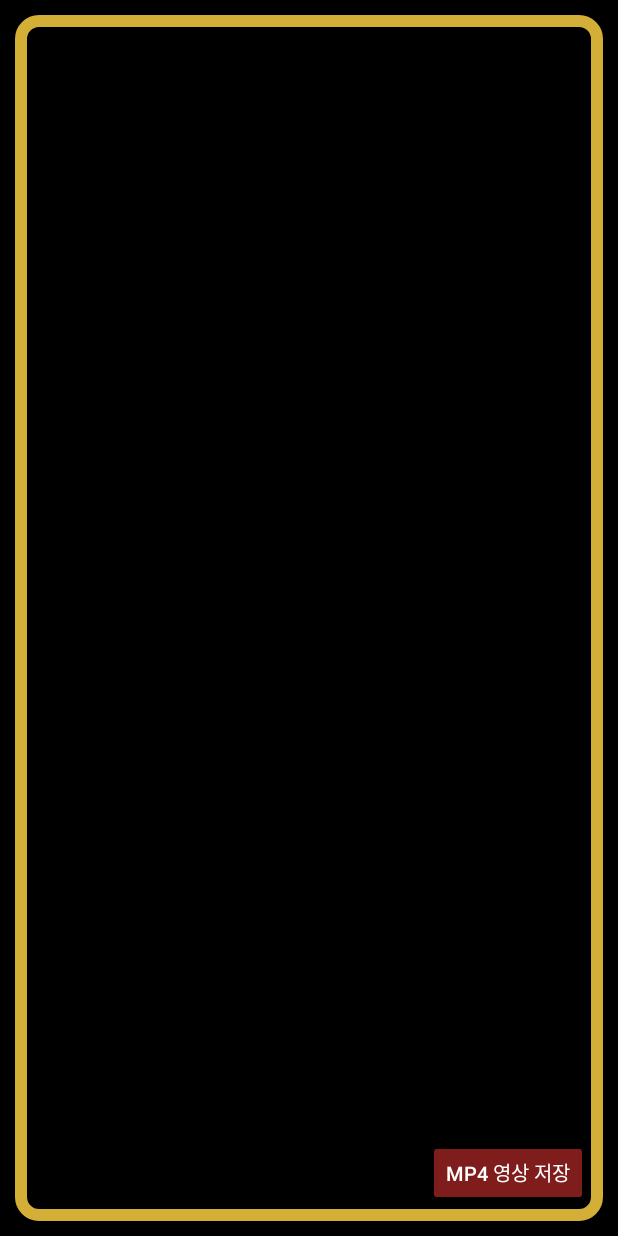
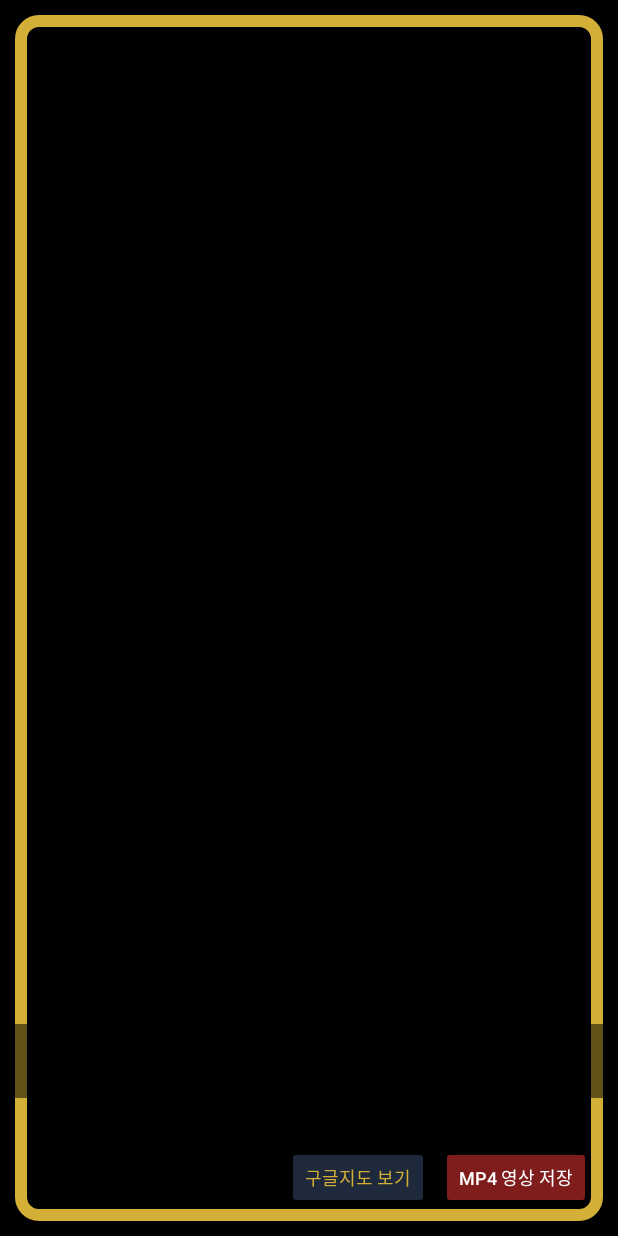
Before and after one commit to simyujin-crypto/travel-log-android, an Android app: the layout activity_slideshow.xml on its own in the app's theme, with its tools: preview values and no code run, on a phone screen of 412 x 824 dp. Run offline under Robolectric (Android 15) with nearby library versions, the phone set to English and light mode, and no system bars.

Commit message:
Add files via upload

```diff
--- a/app/src/main/res/layout/activity_slideshow.xml
+++ b/app/src/main/res/layout/activity_slideshow.xml
@@ -10,7 +10,7 @@
         android:layout_width="match_parent"
         android:layout_height="match_parent"
         android:scaleType="fitCenter"
-        android:padding="14dp" />
+        android:padding="16dp" />
 
     <VideoView
         android:id="@+id/videoSlide"
@@ -19,27 +19,34 @@
         android:layout_gravity="center"
         android:visibility="gone" />
 
-    <!-- 추억 액자 테두리 -->
+    <!-- 구글 지도 웹뷰 (경로 및 마커 표시용) -->
+    <WebView
+        android:id="@+id/webMapView"
+        android:layout_width="match_parent"
+        android:layout_height="match_parent"
+        android:visibility="gone" />
+
+    <!-- 추억 액자 테두리 (터치 통과 설정) -->
     <View
         android:layout_width="match_parent"
         android:layout_height="match_parent"
         android:layout_margin="10dp"
-        android:background="@drawable/memory_frame" />
+        android:background="@drawable/memory_frame"
+        android:clickable="false"
+        android:focusable="false" />
 
-    <!-- 하단 장소명 자막 (장소만 감성 서체로 출력) -->
+    <!-- 하단 장소명 자막 (장소만 감성 서체로 표시) -->
     <TextView
         android:id="@+id/tvPlaceCaption"
         android:layout_width="match_parent"
         android:layout_height="wrap_content"
         android:layout_gravity="bottom"
-        android:layout_marginBottom="84dp"
+        android:layout_marginBottom="92dp"
+        android:background="#88000000"
         android:gravity="center"
-        android:padding="12dp"
-        android:shadowColor="#000000"
-        android:shadowDx="2"
-        android:shadowDy="2"
-        android:shadowRadius="6"
-        android:textColor="#FFFFFF"
+        android:paddingHorizontal="16dp"
+        android:paddingVertical="10dp"
+        android:textColor="#FFF8E7"
         android:textSize="22sp" />
 
     <!-- 엔딩 크레딧 오버레이 -->
@@ -47,7 +54,7 @@
         android:id="@+id/tvEndingOverlay"
         android:layout_width="match_parent"
         android:layout_height="match_parent"
-        android:background="#AA000000"
+        android:background="#BB000000"
         android:gravity="center"
         android:lineSpacingExtra="10dp"
         android:padding="28dp"
@@ -55,14 +62,30 @@
         android:textSize="18sp"
         android:visibility="gone" />
 
-    <Button
-        android:id="@+id/btnSaveMp4"
+    <LinearLayout
         android:layout_width="wrap_content"
-        android:layout_height="44dp"
+        android:layout_height="wrap_content"
         android:layout_gravity="bottom|end"
-        android:layout_margin="20dp"
-        android:backgroundTint="#7F1D1D"
-        android:text="MP4 영상 저장"
-        android:textColor="#FFFFFF"
-        android:textSize="13sp" />
+        android:layout_margin="18dp"
+        android:orientation="horizontal">
+
+        <Button
+            android:id="@+id/btnToggleMap"
+            android:layout_width="wrap_content"
+            android:layout_height="42dp"
+            android:layout_marginEnd="8dp"
+            android:backgroundTint="#1E293B"
+            android:text="구글지도 보기"
+            android:textColor="#D4AF37"
+            android:textSize="12sp" />
+
+        <Button
+            android:id="@+id/btnSaveMp4"
+            android:layout_width="wrap_content"
+            android:layout_height="42dp"
+            android:backgroundTint="#7F1D1D"
+            android:text="MP4 영상 저장"
+            android:textColor="#FFFFFF"
+            android:textSize="12sp" />
+    </LinearLayout>
 </FrameLayout>
```
Also changed, not shown: app/src/main/res/layout/activity_main.xml (+22 -5 lines).
